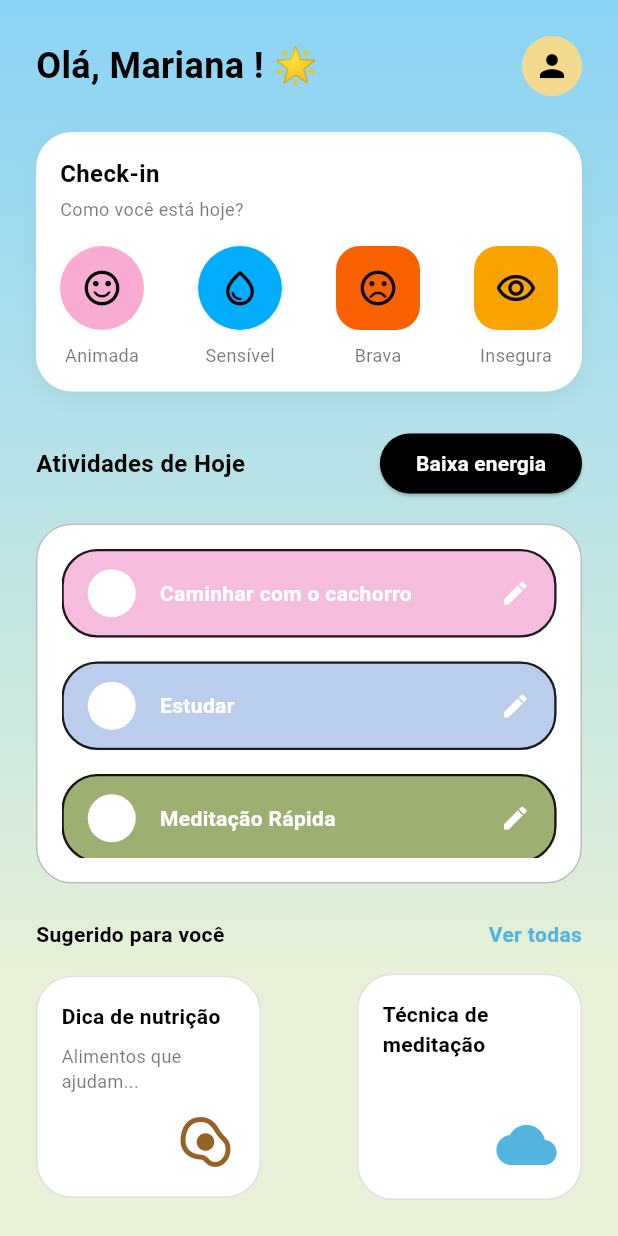
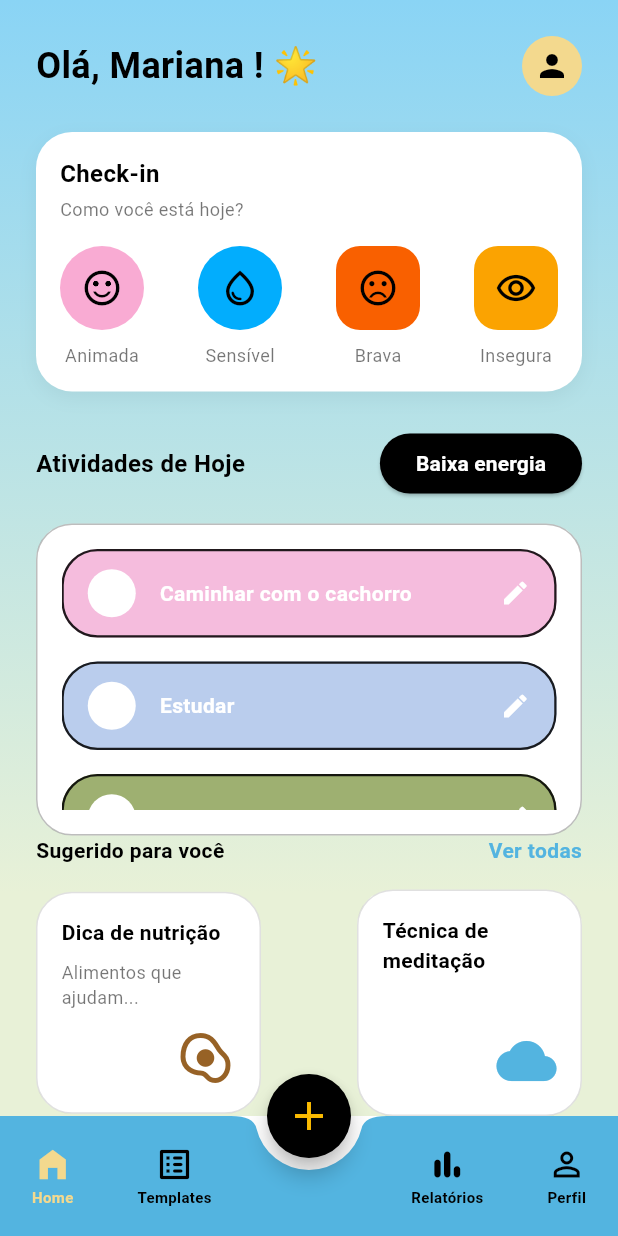
Before and after one commit to larasdiniz/health_routine, a Flutter app: the screen it shows after launch, on a phone screen of 412 x 824 dp. Run offline on Flutter 3.47's test engine with Material 3 defaults, Android fonts, the phone set to English and light mode, and no system bars; our stand-ins replace equatable, flutter_bloc, google_fonts.

Commit message:
feat(navigation): cria a barra de navegacao inferior e tela principal

```diff
--- a/lib/features/hoje/presentation/pages/hoje_page.dart
+++ b/lib/features/hoje/presentation/pages/hoje_page.dart
@@ -143,7 +143,6 @@ class _HojePageState extends State<HojePage> {
                     Expanded(
                       child: _buildListContent(state, atividades),
                     ),
-                    const SizedBox(height: 24),
 
 
                     if (!isLowEnergy) ...[
@@ -172,7 +171,6 @@ class _HojePageState extends State<HojePage> {
                           ),
                         ],
                       ),
-                      const SizedBox(height: 24),
                     ],
                   ],
                 );
--- /dev/null
+++ b/lib/features/main_navigation/presentation/pages/main_page.dart
@@ -0,0 +1,105 @@
+import 'package:flutter/material.dart';
+import '../../../../core/theme/app_colors.dart';
+import 'package:health_routine/features/hoje/presentation/pages/hoje_page.dart';
+
+class MainPage extends StatefulWidget {
+  const MainPage({super.key});
+
+  @override
+  State<MainPage> createState() => _MainPageState();
+}
+
+class _MainPageState extends State<MainPage> {
+  // Começamos na aba 0 (Home/Hoje)
+  int _currentIndex = 0;
+
+  // Essa lista guarda as páginas que vão aparecer no "miolo" do app
+  final List<Widget> _pages = [
+    const HojePage(),
+    const Center(child: Text('Templates (Em breve)')), // Placeholder
+    const Center(child: Text('Relatórios (Em breve)')), // Placeholder
+    const Center(child: Text('Perfil (Em breve)')), // Placeholder
+  ];
+
+  @override
+  Widget build(BuildContext context) {
+    return Scaffold(
+      // Evita que o degradê fique cortado ou que o teclado empurre o layout de forma bizarra
+      resizeToAvoidBottomInset: false,
+
+      // O corpo muda dependendo do botão que foi clicado
+      body: _pages[_currentIndex],
+
+      // O Botão Flutuante (O "+" preto e amarelo)
+      floatingActionButton: FloatingActionButton(
+        onPressed: () {
+          // Aqui depois vamos abrir aquele Modal lindão de "Nova Tarefa"
+        },
+        backgroundColor: AppColors.black,
+        shape: const CircleBorder(), // Força ele a ser redondinho
+        child: const Icon(Icons.add, color: AppColors.starYellow, size: 32),
+      ),
+      // Posiciona o botão no centro e avisa a barra para abrir espaço pra ele
+      floatingActionButtonLocation: FloatingActionButtonLocation.centerDocked,
+
+      // A nossa Barra Inferior customizada
+      bottomNavigationBar: BottomAppBar(
+        color: AppColors.cloudBlue, // Ajuste para o azul exato da sua barra
+        shape: const CircularNotchedRectangle(), // É isso aqui que faz a curvinha (o notch)
+        notchMargin: 8.0, // Espaço em branco entre o botão e a barra
+        padding: EdgeInsets.zero,
+        clipBehavior: Clip.antiAlias,
+        child: SizedBox(
+          height: 65,
+          child: Row(
+            mainAxisAlignment: MainAxisAlignment.spaceAround,
+            children: [
+              _buildNavItem(icon: Icons.home_filled, label: 'Home', index: 0),
+              _buildNavItem(icon: Icons.list_alt_rounded, label: 'Templates', index: 1),
+
+              const SizedBox(width: 48), // Esse espaço é o "buraco" do botão flutuante!
+
+              _buildNavItem(icon: Icons.bar_chart_rounded, label: 'Relatórios', index: 2),
+              _buildNavItem(icon: Icons.person_outline, label: 'Perfil', index: 3),
+            ],
+          ),
+        ),
+      ),
+    );
+  }
+
+  // Componente que desenha cada ícone e texto da barra
+  Widget _buildNavItem({required IconData icon, required String label, required int index}) {
+    final isSelected = _currentIndex == index;
+
+    return GestureDetector(
+      onTap: () {
+        setState(() {
+          _currentIndex = index;
+        });
+      },
+      behavior: HitTestBehavior.opaque,
+      child: Column(
+        mainAxisSize: MainAxisSize.min,
+        mainAxisAlignment: MainAxisAlignment.center,
+        children: [
+          Icon(
+            icon,
+            // Se estiver selecionado, fica amarelinho (ou da cor que preferir), senão fica preto
+            color: isSelected ? AppColors.softYellow : AppColors.black,
+            size: 26,
+          ),
+          const SizedBox(height: 2),
+          Text(
+            label,
+            style: TextStyle(
+              fontSize: 10,
+              fontWeight: isSelected ? FontWeight.bold : FontWeight.w600,
+              color: isSelected ? AppColors.softYellow : AppColors.black,
+            ),
+          ),
+        ],
+      ),
+    );
+  }
+}
--- a/lib/main.dart
+++ b/lib/main.dart
@@ -1,15 +1,12 @@
 import 'package:flutter/material.dart';
 import 'core/theme/app_theme.dart';
-import 'core/theme/app_text_styles.dart';
-import 'core/widgets/app_background.dart';
 import 'package:flutter_bloc/flutter_bloc.dart';
 import 'features/hoje/data/datasources/hoje_datasource.dart';
 import 'features/hoje/data/repositories/hoje_repository_impl.dart';
 import 'features/hoje/domain/usecases/get_today_activities_usecase.dart';
 import 'features/hoje/presentation/bloc/hoje_cubit.dart';
-import 'features/hoje/presentation/pages/hoje_page.dart';
+import 'features/main_navigation/presentation/pages/main_page.dart';
 
-//  O erro tava aqui! Faltava essa função principal para rodar o app
 void main() {
   WidgetsFlutterBinding.ensureInitialized();
   runApp(const HealthRoutineApp());
@@ -30,11 +27,11 @@ class HealthRoutineApp extends StatelessWidget {
       debugShowCheckedModeBanner: false,
       theme: AppTheme.lightTheme,
 
-      // Provedor do estado para a tela Hoje
+      // Provedor do estado injetado na raiz da navegação
       home: BlocProvider(
         create: (context) =>
             HojeCubit(getTodayActivities: getTodayActivitiesUseCase),
-        child: const HojePage(),
+        child: const MainPage(), // <-- Agora o app abre direto na aba de navegação!
       ),
     );
   }
```
